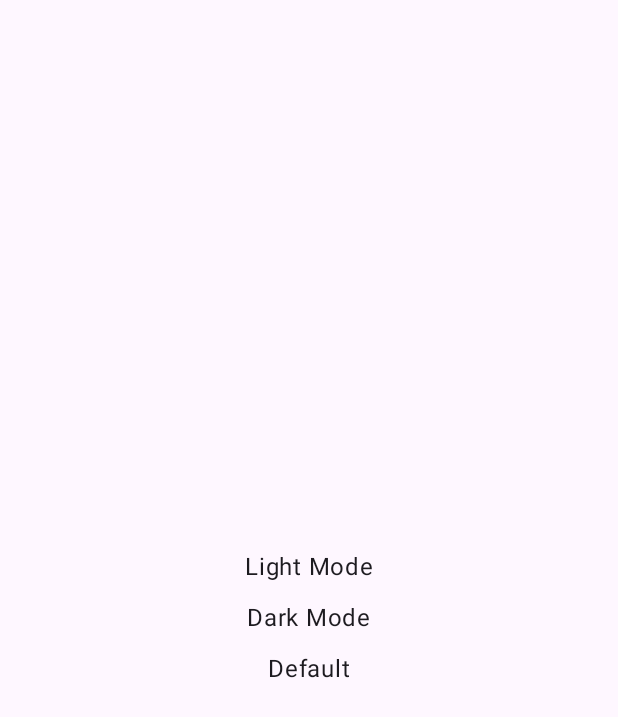
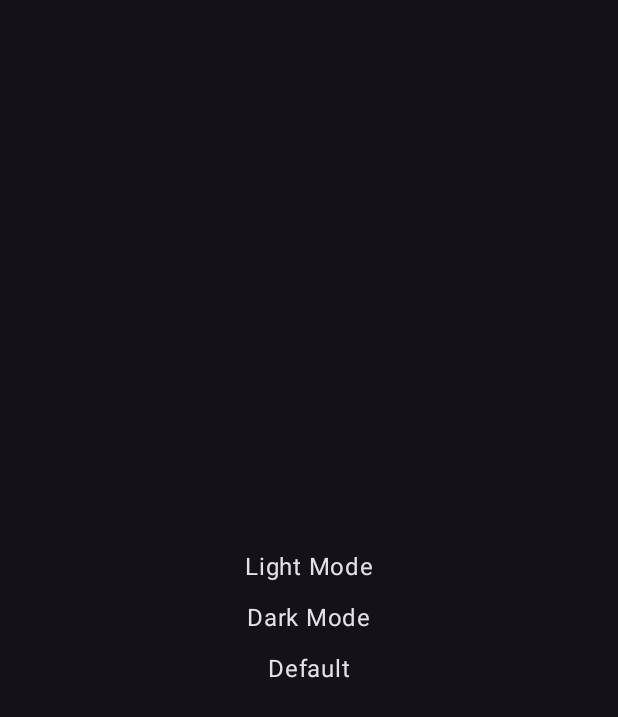
Before and after one commit to sandeepdhiman/ChangeAppThemeUsingComposable, an Android app built with Jetpack Compose: the screen it shows after launch (MainActivity), after a tap on "Light Mode", on a phone screen of 412 x 824 dp. Shown: the top 717 px of the screen. Run offline under Robolectric (Android 15) with nearby library versions, the phone set to English and light mode, and no system bars; our stand-ins replace livedata-compose.

Commit message:
Second Commit

```diff
--- a/app/build.gradle.kts
+++ b/app/build.gradle.kts
@@ -50,7 +50,6 @@ android {
 }
 
 dependencies {
-
     implementation(libs.androidx.core.ktx)
     implementation(libs.androidx.lifecycle.runtime.ktx)
     implementation(libs.androidx.activity.compose)
@@ -60,6 +59,7 @@ dependencies {
     implementation(libs.androidx.ui.tooling.preview)
     implementation(libs.androidx.material3)
     implementation(libs.androidx.appcompat)
+    implementation(libs.androidx.runtime.livedata)
     testImplementation(libs.junit)
     androidTestImplementation(libs.androidx.junit)
     androidTestImplementation(libs.androidx.espresso.core)
@@ -67,4 +67,7 @@ dependencies {
     androidTestImplementation(libs.androidx.ui.test.junit4)
     debugImplementation(libs.androidx.ui.tooling)
     debugImplementation(libs.androidx.ui.test.manifest)
+    implementation("androidx.lifecycle:lifecycle-viewmodel-ktx:2.6.2")
+    // ViewModel utilities for Compose
+    implementation("androidx.lifecycle:lifecycle-viewmodel-compose:2.6.2")
 }
--- a/app/src/main/java/com/example/mymodeapp/MainActivity.kt
+++ b/app/src/main/java/com/example/mymodeapp/MainActivity.kt
@@ -1,8 +1,11 @@
 package com.example.mymodeapp
 
+import android.annotation.SuppressLint
 import android.os.Bundle
+import android.widget.Toast
 import androidx.activity.ComponentActivity
 import androidx.activity.compose.setContent
+import androidx.activity.viewModels
 import androidx.appcompat.app.AppCompatDelegate
 import androidx.compose.foundation.clickable
 import androidx.compose.foundation.layout.Arrangement
@@ -14,7 +17,9 @@ import androidx.compose.material3.Button
 import androidx.compose.material3.MaterialTheme
 import androidx.compose.material3.Surface
 import androidx.compose.material3.Text
+import androidx.compose.runtime.Composable
 import androidx.compose.runtime.getValue
+import androidx.compose.runtime.livedata.observeAsState
 import androidx.compose.runtime.mutableStateOf
 import androidx.compose.runtime.remember
 import androidx.compose.runtime.setValue
@@ -22,46 +27,51 @@ import androidx.compose.ui.Alignment
 import androidx.compose.ui.Modifier
 import androidx.compose.ui.platform.LocalContext
 import androidx.compose.ui.unit.dp
+import androidx.lifecycle.viewmodel.compose.viewModel
 import com.example.myapp.ui.theme.MyAppTheme
 
 class MainActivity : ComponentActivity() {
+    private val themeViewModel: ThemeViewModel by viewModels()
     override fun onCreate(savedInstanceState: Bundle?) {
         super.onCreate(savedInstanceState)
         //enableEdgeToEdge()
         setContent {
-            val context = LocalContext.current
-            var isDarkTheme by remember { mutableStateOf( true) }
 
-            MyAppTheme(isDarkTheme) {
-
+          MyAppTheme(themeViewModel) {
               Surface(
                   modifier = Modifier.fillMaxSize(),
                   color = MaterialTheme.colorScheme.surface
               ){
+                  ChangeTheme(themeViewModel)
+              }
+          }
+        }
+
+}
+
+    @SuppressLint("StateFlowValueCalledInComposition")
+    @Composable
+    fun ChangeTheme(viewModel: ThemeViewModel
+    )
+
+            {
+                val newTheme = if (viewModel.theme.value == ThemeName.LIGHT) ThemeName.DARK else ThemeName.LIGHT
                 Column(modifier=Modifier.fillMaxSize(),verticalArrangement= Arrangement.Center, horizontalAlignment = Alignment.CenterHorizontally) {
                     Text(text="Light Mode",modifier=Modifier.clickable{
 
-                            isDarkTheme = !isDarkTheme
+                             viewModel.setTheme(newTheme)
                     })
 
                     Spacer(modifier=Modifier.padding(0.dp,10.dp,0.dp,0.dp))
                     Text(text="Dark Mode",modifier=Modifier.clickable{
-
-                            isDarkTheme = !isDarkTheme
+                        viewModel.setTheme(newTheme)
                     })
                     Spacer(modifier=Modifier.padding(0.dp,10.dp,0.dp,0.dp))
                     Text(text="Default",modifier=Modifier.clickable{
-
-                            isDarkTheme = !isDarkTheme
+                        viewModel.setTheme(newTheme)
                     })
-                    }
                 }
 
 
             }
-
         }
-
-}
-
-}
--- /dev/null
+++ b/app/src/main/java/com/example/mymodeapp/ThemeName.kt
@@ -0,0 +1,3 @@
+package com.example.mymodeapp
+
+enum class ThemeName {LIGHT, DARK}
--- /dev/null
+++ b/app/src/main/java/com/example/mymodeapp/ThemeViewModel.kt
@@ -0,0 +1,20 @@
+package com.example.mymodeapp
+
+import android.content.res.Resources.Theme
+import androidx.lifecycle.ViewModel
+import androidx.lifecycle.viewModelScope
+import kotlinx.coroutines.flow.MutableStateFlow
+import kotlinx.coroutines.flow.StateFlow
+import kotlinx.coroutines.launch
+
+class ThemeViewModel: ViewModel() {
+    private val _theme = MutableStateFlow(ThemeName.LIGHT)
+    val theme: StateFlow<ThemeName> = _theme
+
+
+    fun setTheme(theme: ThemeName) {
+        viewModelScope.launch {
+            _theme.emit(theme)
+        }
+    }
+}
--- a/gradle/libs.versions.toml
+++ b/gradle/libs.versions.toml
@@ -9,6 +9,7 @@ lifecycleRuntimeKtx = "2.8.2"
 activityCompose = "1.9.0"
 composeBom = "2024.04.01"
 appcompat = "1.7.0"
+runtimeLivedata = "1.6.8"
 
 [libraries]
 androidx-core-ktx = { group = "androidx.core", name = "core-ktx", version.ref = "coreKtx" }
@@ -26,6 +27,7 @@ androidx-ui-test-manifest = { group = "androidx.compose.ui", name = "ui-test-man
 androidx-ui-test-junit4 = { group = "androidx.compose.ui", name = "ui-test-junit4" }
 androidx-material3 = { group = "androidx.compose.material3", name = "material3" }
 androidx-appcompat = { group = "androidx.appcompat", name = "appcompat", version.ref = "appcompat" }
+androidx-runtime-livedata = { group = "androidx.compose.runtime", name = "runtime-livedata", version.ref = "runtimeLivedata" }
 
 [plugins]
 android-application = { id = "com.android.application", version.ref = "agp" }
```
Also changed, not shown: app/src/main/java/com/example/mymodeapp/Theme.kt (+16 -13 lines). Lines whose indentation alone changed are shown as unchanged.
